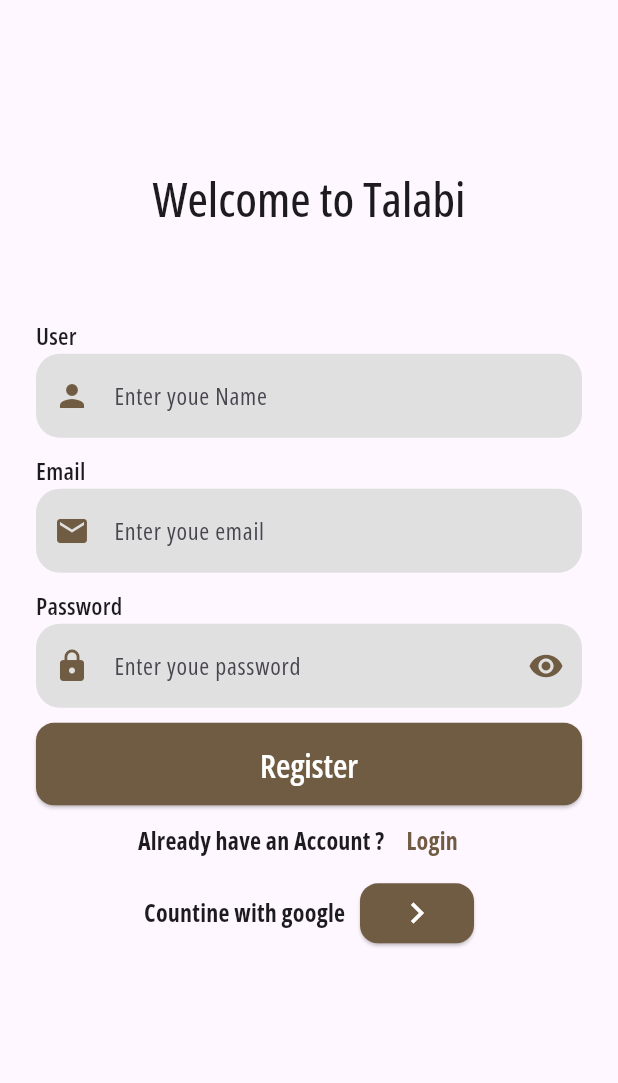
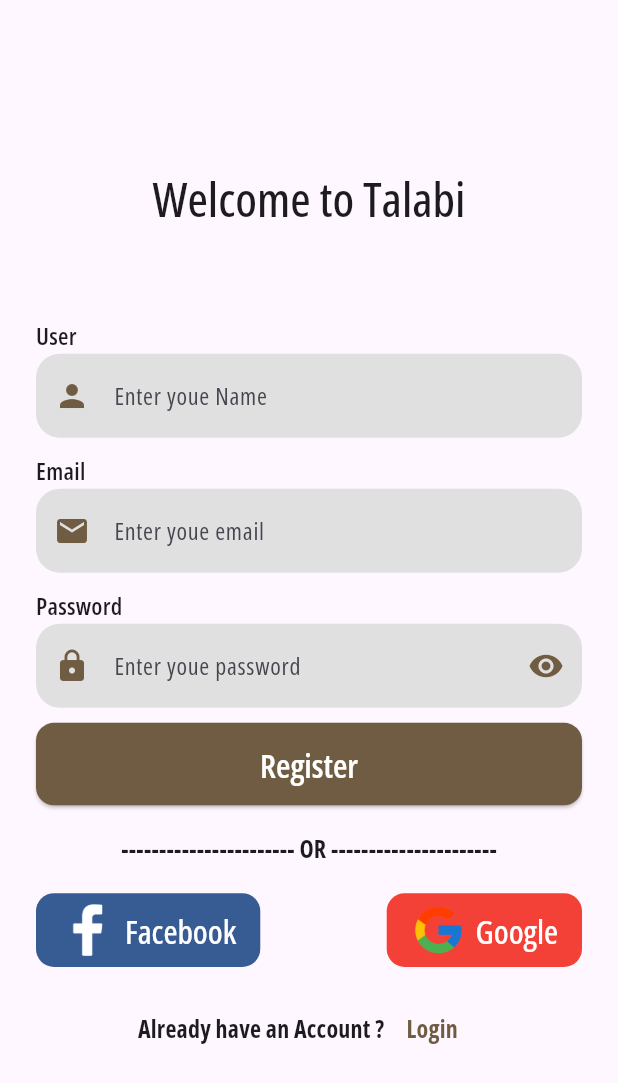
Before and after one commit to lbarsidati22/talabi, a Flutter app: the screen it shows after launch, after a tap on "Register", on a phone screen of 412 x 824 dp. Shown: the top 1083 px of the screen. Run offline on Flutter 3.47's test engine with Material 3 defaults, Android fonts, the phone set to English and light mode, and no system bars; our stand-ins replace flutter_bloc, flutter_rating_bar, google_nav_bar, supabase_flutter, top_snackbar_flutter; accounts and stored records are empty.

Commit message:
social login ui done

```diff
--- a/lib/core/utils/theme/app_colors.dart
+++ b/lib/core/utils/theme/app_colors.dart
@@ -5,6 +5,8 @@ class AppColors {
   static const Color sconderyColor = Color(0xFFe9e9e9);
   static const Color white = Color(0xFFffffff);
   static const Color black = Color(0xFF17162B);
+  static const Color faceBook = Color(0xFF375c93);
+  static const Color google = Color(0xFFf34137);
   static const Color red = Colors.red;
   static const Color orange = Colors.orange;
   static const Color grey = Colors.grey;
--- /dev/null
+++ b/lib/core/widgets/social_login.dart
@@ -0,0 +1,54 @@
+import 'package:flutter/material.dart';
+import 'package:talabi/core/utils/theme/app_colors.dart';
+
+class SocialLogin extends StatelessWidget {
+  final String text;
+  final String logo;
+  final Color? backColor;
+  final VoidCallback? onTap;
+  const SocialLogin({
+    super.key,
+    this.onTap,
+    this.backColor,
+    required this.text,
+    required this.logo,
+  });
+
+  @override
+  Widget build(BuildContext context) {
+    final size = MediaQuery.sizeOf(context);
+    return InkWell(
+      onTap: onTap,
+      child: DecoratedBox(
+        decoration: BoxDecoration(
+          color: backColor,
+          borderRadius: BorderRadius.circular(12),
+        ),
+        child: Padding(
+          padding: const EdgeInsets.symmetric(vertical: 4, horizontal: 16),
+          child: Row(
+            children: [
+              Image(
+                height: size.height * 0.05,
+                width: size.width * 0.09,
+                image: AssetImage(
+                  logo,
+                ),
+              ),
+              SizedBox(
+                width: size.width * 0.015,
+              ),
+              Text(
+                text,
+                style: Theme.of(context).textTheme.titleLarge!.copyWith(
+                      fontWeight: FontWeight.w500,
+                      color: AppColors.white,
+                    ),
+              ),
+            ],
+          ),
+        ),
+      ),
+    );
+  }
+}
--- a/lib/main.dart
+++ b/lib/main.dart
@@ -2,6 +2,7 @@ import 'package:flutter/material.dart';
 import 'package:flutter_bloc/flutter_bloc.dart';
 import 'package:supabase_flutter/supabase_flutter.dart';
 import 'package:talabi/config.dart';
+import 'package:talabi/core/utils/app_constants.dart';
 import 'package:talabi/core/utils/theme/app_theme.dart';
 import 'package:talabi/views/auth/cubit/auth_cubit.dart';
 import 'package:talabi/views/auth/ui/login_page.dart';
@@ -27,9 +28,10 @@ class Talabi extends StatelessWidget {
       create: (context) => AuthCubit(),
       child: MaterialApp(
         debugShowCheckedModeBanner: false,
-        title: 'Talabi',
+        title: AppConstants.appName,
         theme: AppTheme.mainTheme,
-        home: client.auth.currentUser != null ? NavBar() : LoginPage(),
+        home: LoginPage(),
+        //  client.auth.currentUser != null ? NavBar() :
       ),
     );
   }
--- a/lib/views/auth/ui/forget_Password_page.dart
+++ b/lib/views/auth/ui/forget_Password_page.dart
@@ -1,4 +1,5 @@
 import 'package:flutter/material.dart';
+import 'package:talabi/core/widgets/cusstom_appbar.dart';
 import 'package:talabi/core/widgets/label_with_text_feild.dart';
 import 'package:talabi/core/widgets/main_bottom.dart';
 
@@ -14,7 +15,7 @@ class _ForgetPasswordPageState extends State<ForgetPasswordPage> {
   @override
   Widget build(BuildContext context) {
     return Scaffold(
-      appBar: AppBar(),
+      appBar: buildCustomAppBar(context, 'Forget Paasword'),
       body: Center(
         child: Padding(
           padding: const EdgeInsets.all(16.0),
--- a/lib/views/auth/ui/login_page.dart
+++ b/lib/views/auth/ui/login_page.dart
@@ -5,6 +5,7 @@ import 'package:talabi/core/utils/theme/app_colors.dart';
 import 'package:talabi/core/widgets/custtom_curcilar_indicator.dart';
 import 'package:talabi/core/widgets/label_with_text_feild.dart';
 import 'package:talabi/core/widgets/main_bottom.dart';
+import 'package:talabi/core/widgets/social_login.dart';
 import 'package:talabi/views/auth/cubit/auth_cubit.dart';
 import 'package:talabi/views/auth/ui/forget_Password_page.dart';
 import 'package:talabi/views/auth/ui/register_page.dart';
@@ -149,6 +150,42 @@ class _LoginPageState extends State<LoginPage> {
                                   ),
                                 ),
                               ),
+                              Text(
+                                '----------------------- OR ----------------------',
+                                style: Theme.of(context)
+                                    .textTheme
+                                    .titleMedium!
+                                    .copyWith(
+                                      fontWeight: FontWeight.bold,
+                                    ),
+                              ),
+                              SizedBox(
+                                height: size.height * 0.021,
+                              ),
+                              Row(
+                                mainAxisAlignment:
+                                    MainAxisAlignment.spaceBetween,
+                                children: [
+                                  SocialLogin(
+                                    onTap: () {},
+                                    logo: 'assets/images/facebooklogo.png',
+                                    text: 'Facebook',
+                                    backColor: AppColors.faceBook,
+                                  ),
+                                  // SizedBox(
+                                  //   width: size.width * 0.03,
+                                  // ),
+                                  SocialLogin(
+                                    onTap: () {},
+                                    logo: 'assets/images/googlelogo.png',
+                                    text: 'Google',
+                                    backColor: AppColors.google,
+                                  ),
+                                ],
+                              ),
+                              SizedBox(
+                                height: size.height * 0.021,
+                              ),
                               Row(
                                 mainAxisAlignment: MainAxisAlignment.center,
                                 children: [
@@ -183,44 +220,6 @@ class _LoginPageState extends State<LoginPage> {
                                   ),
                                 ],
                               ),
-                              Row(
-                                mainAxisAlignment: MainAxisAlignment.center,
-                                children: [
-                                  Text(
-                                    'Countine with google',
-                                    style: Theme.of(context)
-                                        .textTheme
-                                        .titleMedium!
-                                        .copyWith(
-                                          fontWeight: FontWeight.bold,
-                                        ),
-                                  ),
-                                  SizedBox(
-                                    width: 10,
-                                  ),
-                                  ElevatedButton(
-                                    style: ElevatedButton.styleFrom(
-                                      backgroundColor: AppColors.primaryColor,
-                                      shape: RoundedRectangleBorder(
-                                        borderRadius: BorderRadius.circular(12),
-                                      ),
-                                    ),
-                                    onPressed: () {
-                                      Navigator.pushReplacement(
-                                        context,
-                                        MaterialPageRoute(
-                                          builder: (context) => NavBar(),
-                                        ),
-                                      );
-                                    },
-                                    child: Icon(
-                                      Icons.chevron_right_sharp,
-                                      color: AppColors.white,
-                                      size: 28,
-                                    ),
-                                  ),
-                                ],
-                              ),
                             ],
                           )
                         ],
--- a/lib/views/auth/ui/register_page.dart
+++ b/lib/views/auth/ui/register_page.dart
@@ -3,6 +3,7 @@ import 'package:flutter_bloc/flutter_bloc.dart';
 import 'package:talabi/core/utils/theme/app_colors.dart';
 import 'package:talabi/core/widgets/label_with_text_feild.dart';
 import 'package:talabi/core/widgets/main_bottom.dart';
+import 'package:talabi/core/widgets/social_login.dart';
 import 'package:talabi/views/auth/cubit/auth_cubit.dart';
 import 'package:talabi/views/nav_bar/ui/nav_bar.dart';
 import 'package:top_snackbar_flutter/custom_snack_bar.dart';
@@ -126,6 +127,45 @@ class _RegisterPageState extends State<RegisterPage> {
                                         } else {}
                                       },
                                     ),
+                              SizedBox(
+                                height: size.height * 0.021,
+                              ),
+                              Text(
+                                '----------------------- OR ----------------------',
+                                style: Theme.of(context)
+                                    .textTheme
+                                    .titleMedium!
+                                    .copyWith(
+                                      fontWeight: FontWeight.bold,
+                                    ),
+                              ),
+                              SizedBox(
+                                height: size.height * 0.021,
+                              ),
+                              Row(
+                                mainAxisAlignment:
+                                    MainAxisAlignment.spaceBetween,
+                                children: [
+                                  SocialLogin(
+                                    onTap: () {},
+                                    logo: 'assets/images/facebooklogo.png',
+                                    text: 'Facebook',
+                                    backColor: AppColors.faceBook,
+                                  ),
+                                  // SizedBox(
+                                  //   width: size.width * 0.03,
+                                  // ),
+                                  SocialLogin(
+                                    onTap: () {},
+                                    logo: 'assets/images/googlelogo.png',
+                                    text: 'Google',
+                                    backColor: AppColors.google,
+                                  ),
+                                ],
+                              ),
+                              SizedBox(
+                                height: size.height * 0.021,
+                              ),
                               Row(
                                 mainAxisAlignment: MainAxisAlignment.center,
                                 children: [
@@ -155,37 +195,6 @@ class _RegisterPageState extends State<RegisterPage> {
                                   ),
                                 ],
                               ),
-                              Row(
-                                mainAxisAlignment: MainAxisAlignment.center,
-                                children: [
-                                  Text(
-                                    'Countine with google',
-                                    style: Theme.of(context)
-                                        .textTheme
-                                        .titleMedium!
-                                        .copyWith(
-                                          fontWeight: FontWeight.bold,
-                                        ),
-                                  ),
-                                  SizedBox(
-                                    width: 10,
-                                  ),
-                                  ElevatedButton(
-                                    style: ElevatedButton.styleFrom(
-                                      backgroundColor: AppColors.primaryColor,
-                                      shape: RoundedRectangleBorder(
-                                        borderRadius: BorderRadius.circular(12),
-                                      ),
-                                    ),
-                                    onPressed: () {},
-                                    child: Icon(
-                                      Icons.chevron_right_sharp,
-                                      color: AppColors.white,
-                                      size: 28,
-                                    ),
-                                  ),
-                                ],
-                              ),
                             ],
                           )
                         ],
--- a/pubspec.yaml
+++ b/pubspec.yaml
@@ -42,6 +42,7 @@ dependencies:
   supabase_flutter: ^2.8.4
   top_snackbar_flutter: ^3.2.0
   awesome_snackbar_content: ^0.1.5
+  google_sign_in: ^6.3.0
 
 dev_dependencies:
   flutter_test:
```
Also changed, not shown: assets/images/facebooklogo.png (added), assets/images/googlelogo.png (added), pubspec.lock, 1 other file.
